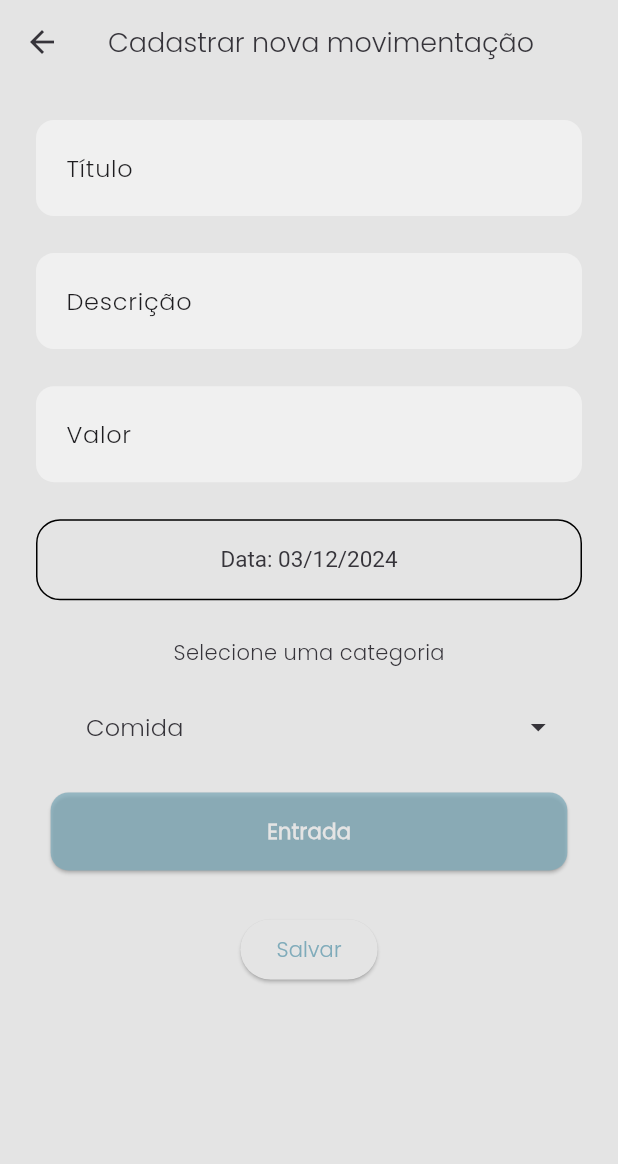
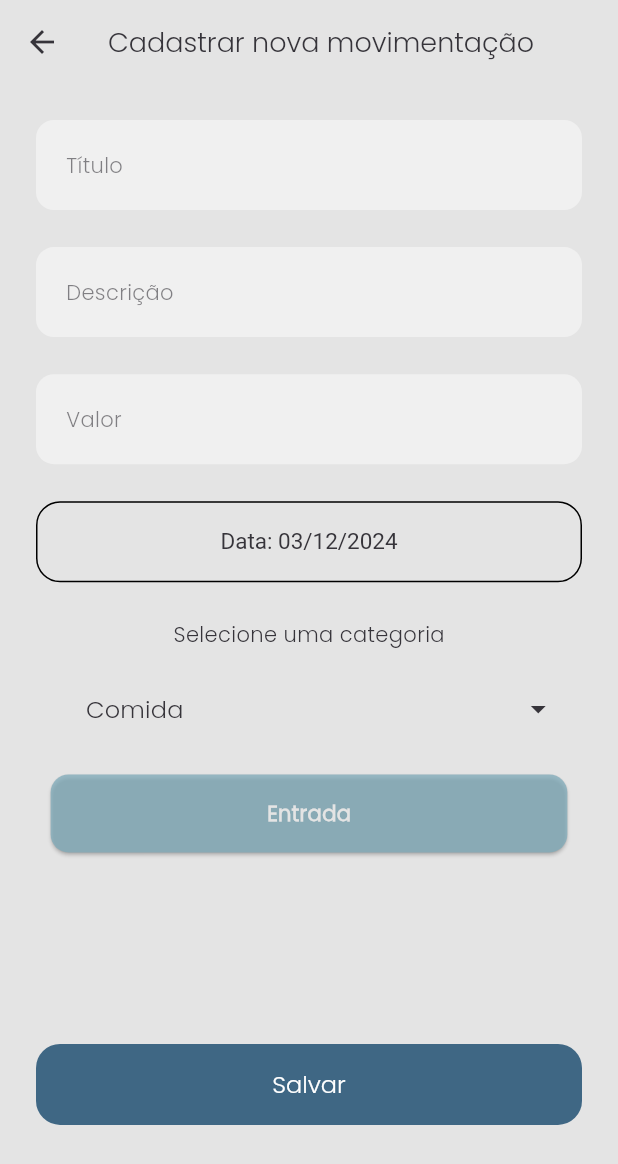
Before and after one commit to DevDaleee/Opty-test-mobile, a Flutter app: the AddCashFlow screen opened by its route, on a phone screen of 412 x 824 dp. Shown: the top 1164 px of the screen. Run offline on Flutter 3.47's test engine with Material 3 defaults, Android fonts, the phone set to English and light mode, and no system bars; drawn by our look-alikes of dropdown_button2; our stand-ins replace dio, flutter_native_splash, flutter_svg, shared_preferences, toastification; accounts and stored records are empty.

Commit message:
Enhance app functionality and improve UI components
- Add route handling for edit cash flow page
- Implement custom form fields for better UI consistency
- Refactor login and account creation pages
- Update cash flow provider with new methods
- Implement cash flow editing functionality
- Improve error handling and user feedback
- Optimize data synchronization between local and remote sources

```diff
--- /dev/null
+++ b/lib/components/custom_form_field.dart
@@ -0,0 +1,76 @@
+import 'package:flutter/material.dart';
+import 'package:flutter/services.dart';
+
+class CustomTextField extends StatelessWidget {
+  const CustomTextField({
+    required this.label,
+    this.controller,
+    this.hintText,
+    this.validator,
+    this.inputFormatters,
+    this.keyboardType,
+    this.labelStyle,
+    this.suffixIcon,
+    this.textInputAction = TextInputAction.next,
+    this.obscureText = false,
+    this.enabled = true,
+    this.backgroundColor,
+    this.filled = false,
+    this.borderColor = Colors.white,
+    super.key,
+  });
+
+  final bool enabled;
+  final TextEditingController? controller;
+  final String label;
+  final bool obscureText;
+  final String? Function(String?)? validator;
+  final List<TextInputFormatter>? inputFormatters;
+  final TextInputType? keyboardType;
+  final TextInputAction? textInputAction;
+  final String? hintText;
+  final Color? backgroundColor;
+  final bool filled;
+  final Color borderColor;
+  final TextStyle? labelStyle;
+  final Widget? suffixIcon;
+
+  @override
+  Widget build(BuildContext context) {
+    final theme = Theme.of(context);
+    return TextFormField(
+      enabled: enabled,
+      textInputAction: textInputAction,
+      inputFormatters: inputFormatters,
+      controller: controller,
+      style: theme.textTheme.bodyMedium,
+      obscureText: obscureText,
+      keyboardType: keyboardType,
+      cursorColor: theme.colorScheme.onSurface,
+      decoration: InputDecoration(
+        fillColor: backgroundColor,
+        suffixIcon: suffixIcon,
+        filled: filled,
+        hintText: hintText,
+        label: Text(
+          label,
+          style: labelStyle ??
+              theme.textTheme.bodyMedium!.copyWith(
+                color: theme.colorScheme.onSurface.withOpacity(0.6),
+              ),
+        ),
+        disabledBorder: theme.inputDecorationTheme.border!.copyWith(
+          borderSide:
+              BorderSide(color: Theme.of(context).colorScheme.inverseSurface),
+        ),
+        border: theme.inputDecorationTheme.border,
+        labelStyle: theme.textTheme.bodyMedium,
+        focusedBorder: theme.inputDecorationTheme.focusedBorder,
+        hintStyle: theme.inputDecorationTheme.hintStyle?.copyWith(
+          color: theme.colorScheme.onSurface.withOpacity(0.6),
+        ),
+      ),
+      validator: validator,
+    );
+  }
+}
--- a/lib/pages/flow/add_cashflow.dart
+++ b/lib/pages/flow/add_cashflow.dart
@@ -1,6 +1,10 @@
+// ignore_for_file: use_build_context_synchronously
+
 import 'package:dropdown_button2/dropdown_button2.dart';
+import 'package:finance/components/buttons/custom_filled_button.dart';
 import 'package:finance/components/helper/colors.dart';
 import 'package:finance/components/helper/sizes.dart';
+import 'package:finance/components/custom_form_field.dart';
 import 'package:finance/components/tostification.dart';
 import 'package:finance/models/cash_flow_models.dart';
 import 'package:finance/providers/cash_flow_provider.dart';
@@ -23,6 +27,30 @@ class _AddCashFlowState extends State<AddCashFlow> {
   final _amountController = TextEditingController();
   DateTime? selectedDate = DateTime.now();
   bool isCashIn = true;
+  bool isLoading = false;
+
+  onAddFlow(Map<String, dynamic> cashFlowData) async {
+    var response = await CashFlowService.addCashFlow(cashFlowData);
+    if (response['success'] == true) {
+      var newCashFlow = CashFlow.fromJson(response['data']);
+      var provider = context.read<CashFlowProvider>();
+
+      provider.cashFlow = [...provider.cashFlow, newCashFlow];
+
+      showToast(context, response);
+
+      Navigator.pushNamedAndRemoveUntil(
+        context,
+        '/home',
+        (_) => false,
+      );
+    } else {
+      showToast(context, {
+        'statusCode': response['statusCode'],
+        'message': response['message'] ?? 'Erro ao adicionar a movimentação',
+      });
+    }
+  }
 
   @override
   Widget build(BuildContext context) {
@@ -45,11 +73,11 @@ class _AddCashFlowState extends State<AddCashFlow> {
                 child: Column(
                   mainAxisAlignment: MainAxisAlignment.spaceEvenly,
                   children: [
-                    // Campo: Título
-                    TextFormField(
+                    CustomTextField(
+                      filled: true,
                       controller: _titleController,
                       textInputAction: TextInputAction.next,
-                      decoration: const InputDecoration(hintText: 'Título'),
+                      label: 'Título',
                       validator: (value) {
                         if (value == null || value.isEmpty) {
                           return 'Por favor, preecha esse campo';
@@ -58,21 +86,19 @@ class _AddCashFlowState extends State<AddCashFlow> {
                       },
                     ),
                     SizedBox(height: MediaQuery.of(context).size.height * 0.03),
-
-                    // Campo: Descrição
-                    TextFormField(
+                    CustomTextField(
+                      filled: true,
                       controller: _descriptionController,
                       textInputAction: TextInputAction.next,
-                      decoration: const InputDecoration(hintText: 'Descrição'),
+                      label: 'Descrição',
                     ),
                     SizedBox(height: MediaQuery.of(context).size.height * 0.03),
-
-                    // Campo: Valor
-                    TextFormField(
+                    CustomTextField(
+                      filled: true,
                       controller: _amountController,
                       textInputAction: TextInputAction.done,
                       keyboardType: TextInputType.number,
-                      decoration: const InputDecoration(hintText: 'Valor'),
+                      label: 'Valor',
                       validator: (value) {
                         if (value == null || value.isEmpty) {
                           return 'Por favor, preecha esse campo';
@@ -81,8 +107,6 @@ class _AddCashFlowState extends State<AddCashFlow> {
                       },
                     ),
                     SizedBox(height: MediaQuery.of(context).size.height * 0.03),
-
-                    // Botão: Seletor de Data
                     OutlinedButton(
                       onPressed: () async {
                         final DateTime? picked = await showDatePicker(
@@ -107,8 +131,6 @@ class _AddCashFlowState extends State<AddCashFlow> {
                       ),
                     ),
                     SizedBox(height: MediaQuery.of(context).size.height * 0.03),
-
-                    // Dropdown: Categoria
                     Column(
                       children: [
                         Text(
@@ -175,12 +197,10 @@ class _AddCashFlowState extends State<AddCashFlow> {
                       ],
                     ),
                     SizedBox(height: MediaQuery.of(context).size.height * 0.03),
-
-                    // Botão: Entrada/Saída
                     GestureDetector(
-                      onTap: () => provider.isCashIn = !provider.isCashIn,
+                      onTap: () => provider.toggleIsCashIn(),
                       child: Card(
-                        color: provider.isCashIn
+                        color: provider.isCashIn!
                             ? namedColors['blue']!.withOpacity(0.75)
                             : namedColors['red']!.withOpacity(0.75),
                         child: Padding(
@@ -190,9 +210,9 @@ class _AddCashFlowState extends State<AddCashFlow> {
                             vertical: PaddingSizes.lg,
                           ),
                           child: Text(
-                            provider.isCashIn ? 'Entrada' : 'Saída',
+                            provider.isCashIn! ? 'Entrada' : 'Saída',
                             style: TextStyle(
-                              color: provider.isCashIn
+                              color: provider.isCashIn!
                                   ? Theme.of(context).colorScheme.surface
                                   : Theme.of(context)
                                       .colorScheme
@@ -203,12 +223,12 @@ class _AddCashFlowState extends State<AddCashFlow> {
                         ),
                       ),
                     ),
-
-                    // Botão: Salvar
-                    SizedBox(height: MediaQuery.of(context).size.height * 0.03),
-                    ElevatedButton(
+                    SizedBox(height: MediaQuery.of(context).size.height * 0.15),
+                    CustomFilledButton(
+                      isLoading: isLoading,
                       onPressed: () async {
                         if (_formKey.currentState!.validate()) {
+                          isLoading = true;
                           Map<String, dynamic> data = {
                             "reason": _titleController.text,
                             "description": _descriptionController.text,
@@ -218,20 +238,10 @@ class _AddCashFlowState extends State<AddCashFlow> {
                             "isCashIn": provider.isCashIn,
                             "createdAt": selectedDate!.toIso8601String(),
                           };
-                          Map<String, dynamic> response =
-                              await CashFlowService.addCashFlow(data);
-                          if (context.mounted) {
-                            showToast(context, response);
-                            await
-                            Navigator.pushNamedAndRemoveUntil(
-                              context,
-                              '/home',
-                              (_) => false,
-                            );
-                          }
+                          await onAddFlow(data);
                         }
                       },
-                      child: const Text('Salvar'),
+                      titulo: 'Salvar',
                     ),
                   ],
                 ),
```
Also changed, not shown: lib/app_widget.dart (+23 -0 lines), lib/components/custom_dialog.dart (added, +78 -0 lines), lib/pages/auth/create_account_page.dart (+32 -26 lines), lib/pages/auth/login_page.dart (+60 -34 lines), lib/pages/flow/edit_cashflow.dart (added, +201 -0 lines), lib/pages/home/home_page.dart (+11 -1 lines), lib/pages/routes.dart (+11 -0 lines), lib/providers/boot_provider.dart (+20 -3 lines), lib/providers/cash_flow_provider.dart (+24 -8 lines), lib/services/api/cash_flow.dart (+32 -0 lines).
